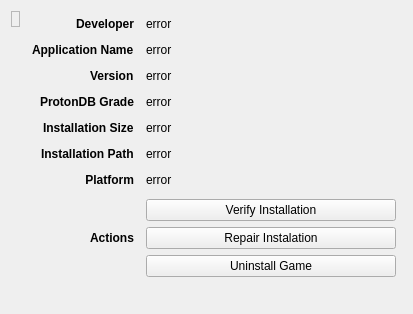
This is rare/ui/components/tabs/games/game_info/game_info.ui in RareDevs/Rare as Qt 5 draws it before an edit. The edited form follows.
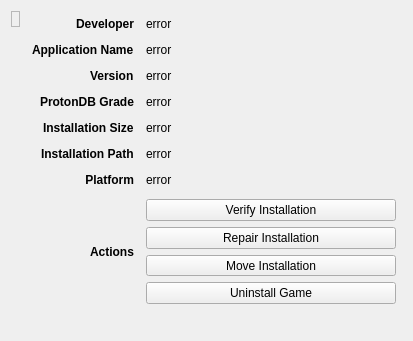
This is the edited form.

Commit message:
Implement moving game installations (#193)
Implement moving game installations

The edit to the form file:
```diff
--- a/rare/ui/components/tabs/games/game_info/game_info.ui
+++ b/rare/ui/components/tabs/games/game_info/game_info.ui
@@ -6,8 +6,8 @@
    <rect>
     <x>0</x>
     <y>0</y>
-    <width>414</width>
-    <height>340</height>
+    <width>791</width>
+    <height>583</height>
    </rect>
   </property>
   <property name="windowTitle">
@@ -283,10 +283,53 @@
          <item>
           <widget class="QPushButton" name="repair_button">
            <property name="text">
-            <string>Repair Instalation</string>
+            <string>Repair Installation</string>
            </property>
           </widget>
          </item>
+         <item>
+          <widget class="QStackedWidget" name="move_stack">
+           <property name="minimumSize">
+            <size>
+             <width>0</width>
+             <height>20</height>
+            </size>
+           </property>
+           <widget class="QWidget" name="page">
+            <layout class="QHBoxLayout" name="horizontalLayout_2">
+             <property name="leftMargin">
+              <number>0</number>
+             </property>
+             <property name="topMargin">
+              <number>0</number>
+             </property>
+             <property name="rightMargin">
+              <number>0</number>
+             </property>
+             <property name="bottomMargin">
+              <number>0</number>
+             </property>
+             <item>
+              <widget class="QToolButton" name="move_button">
+               <property name="sizePolicy">
+                <sizepolicy hsizetype="Minimum" vsizetype="Fixed">
+                 <horstretch>0</horstretch>
+                 <verstretch>0</verstretch>
+                </sizepolicy>
+               </property>
+               <property name="text">
+                <string>Move Installation</string>
+               </property>
+               <property name="popupMode">
+                <enum>QToolButton::InstantPopup</enum>
+               </property>
+              </widget>
+             </item>
+            </layout>
+           </widget>
+           <widget class="QWidget" name="page_2"/>
+          </widget>
+         </item>
          <item>
           <widget class="QPushButton" name="uninstall_button">
            <property name="styleSheet">
```
The commit also changes 2 other files.
